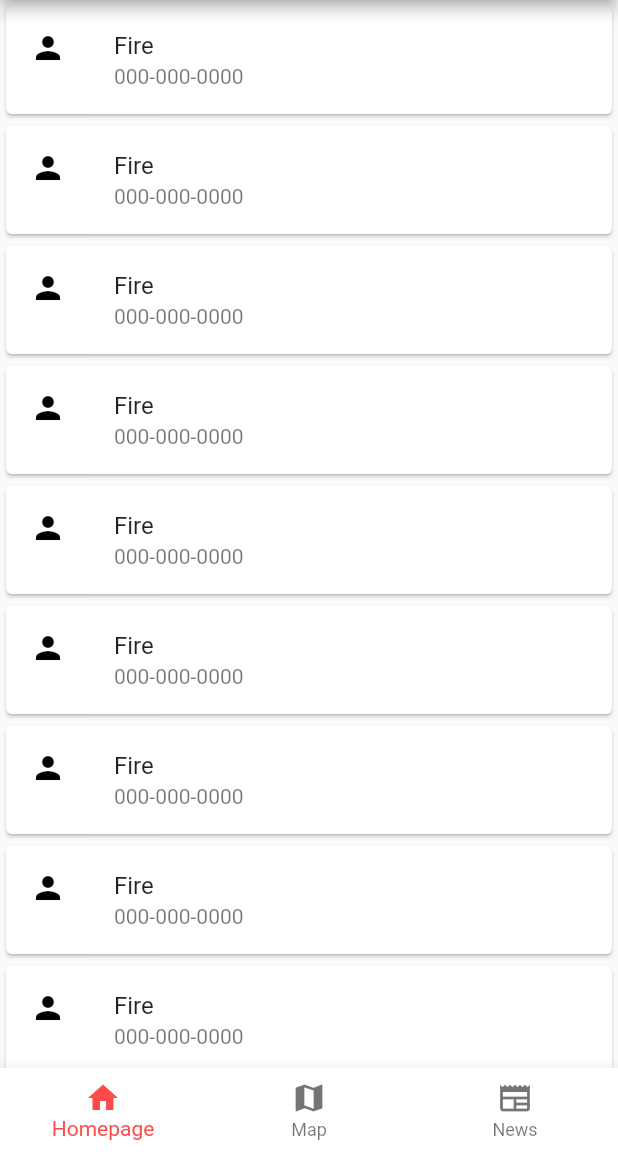
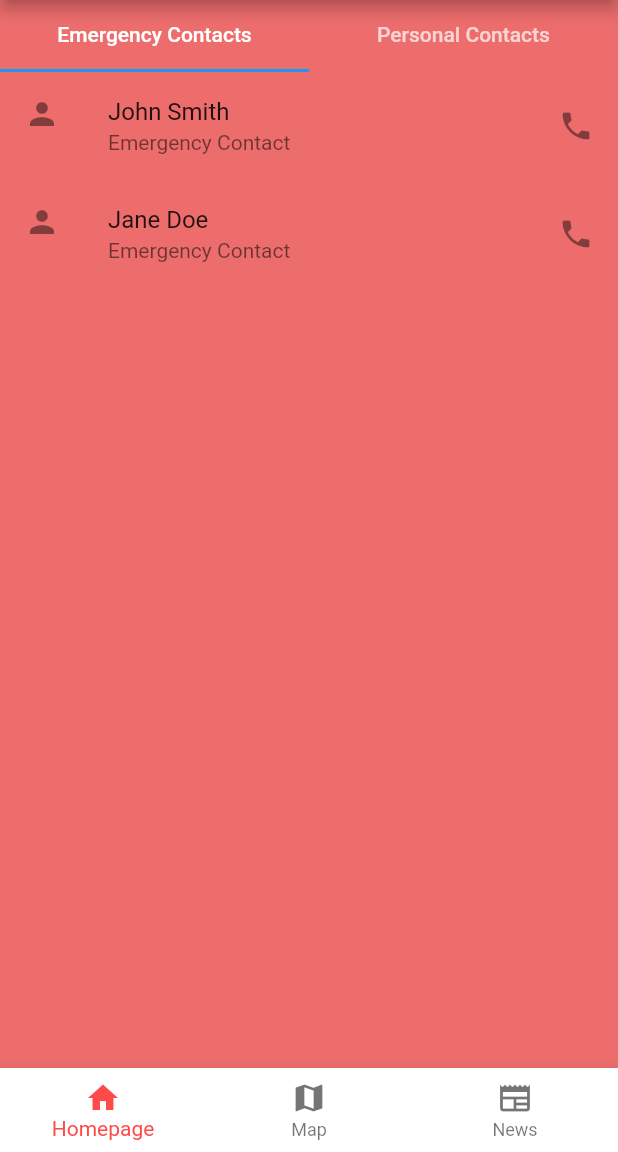
Before and after one commit to yasinthon04/Emergency_Call_Project, a Flutter app: the screen it shows after launch, on a phone screen of 412 x 824 dp, the part 84-1236 px from its top. Run offline on Flutter 3.47's test engine with Material 2 defaults, Android fonts, the phone set to English and light mode, and no system bars; missing offline and left inert: flutter_phone_direct_caller.

Commit message:
emergency call first commit

```diff
--- a/assets/contactdata.json
+++ b/assets/contactdata.json
@@ -1,7 +1,7 @@
 [
     {
         "name" : "Fire",
-        "tell" : "000-000-0000",
+        "tell" : "097-947-5144",
         "email" : "fire@gmail.com"
     },
     {
--- a/lib/main.dart
+++ b/lib/main.dart
@@ -10,7 +10,9 @@ void main() {
 class MyApp extends StatelessWidget {
   @override
   Widget build(BuildContext context) {
-    return MaterialApp(home: MainPage());
+    return MaterialApp(
+      debugShowCheckedModeBanner: false,
+      home: MainPage());
   }
 }
 
@@ -24,7 +26,7 @@ class MainPage extends StatefulWidget {
 class _MainPageState extends State<MainPage> {
 
   int _currentIndex = 0;
-  final tabs = [HomePage(),MapPage(),NewsPage()];
+  final tabs = [TabBarDemo(),MapPage(),NewsPage()];
 
   @override
   Widget build(BuildContext context) {
--- a/lib/screens/home.dart
+++ b/lib/screens/home.dart
@@ -2,69 +2,188 @@ import 'package:flutter/material.dart';
 import 'package:flutter/src/widgets/container.dart';
 import 'package:flutter/src/widgets/framework.dart';
 import 'package:flutter/services.dart';
+import 'package:flutter_phone_direct_caller/flutter_phone_direct_caller.dart';
 import 'dart:convert';
 import 'dart:io';
 import 'package:url_launcher/url_launcher.dart';
 
-class HomePage extends StatefulWidget {
-  const HomePage({Key? key}) : super(key: key);
+// class HomePage extends StatefulWidget {
+//   const HomePage({Key? key}) : super(key: key);
 
-  @override
-  _HomePageState createState() => _HomePageState();
+//   @override
+//   _HomePageState createState() => _HomePageState();
+// }
+
+// class _HomePageState extends State<HomePage> {
+//   List<Map<String, dynamic>> items = [];
+
+//   @override
+//   void initState() {
+//     super.initState();
+//     loadData();
+//   }
+
+//   Future<void> loadData() async {
+//   try {
+//     final file = await rootBundle.loadString('assets/contactdata.json');
+//     final data = jsonDecode(file).cast<Map<String, dynamic>>();
+//     setState(() {
+//       items = data;
+//     });
+//   } catch (e) {
+//     print('Error loading data: $e');
+//   }
+//   }
+
+//   void makeCall(String phoneNumber) async {
+//     final url = 'tel:$phoneNumber';
+//     if (await canLaunch(url)) {
+//       await launch(url);
+//     } else {
+//       throw 'Could not launch $url';
+//     }
+//   }
+
+//   @override
+//   Widget build(BuildContext context) {
+//     // return Scaffold(
+//     //   body: ListView.builder(
+//     //     itemBuilder: (BuildContext context, int index) {
+//     //       final item = items[index];
+//     //       return Card(
+//     //         child: ListTile(
+//     //           leading: Icon(
+//     //             Icons.person,
+//     //             color: Color.fromARGB(255, 0, 0, 0),
+//     //           ),
+//     //           title: Text(item['name']),
+//     //           subtitle: Text('${item['tell']}'),
+//     //           onTap: () {
+//     //             makeCall(item['tell']);
+//     //           },
+
+//     //         ),
+//     //       );
+//     //     },
+//     //     itemCount: items.length,
+//     //   ),
+//     // );
+//     return MaterialApp(
+//   home: DefaultTabController(
+//     length: 3,
+//     child: Scaffold(
+//       appBar: AppBar(
+//         bottom: const TabBar(
+//           tabs: [
+//             Tab(icon: Icon(Icons.directions_car)),
+//             Tab(icon: Icon(Icons.directions_transit)),
+//             Tab(icon: Icon(Icons.directions_bike)),
+//           ],
+//         ),
+//       ),
+//     ),
+//   ),
+// );
+//   }
+// }
+
+void main() {
+  runApp(const TabBarDemo());
 }
 
-class _HomePageState extends State<HomePage> {
-  List<Map<String, dynamic>> items = [];
-
-  @override
-  void initState() {
-    super.initState();
-    loadData();
-  }
-
-  Future<void> loadData() async {
-  try {
-    final file = await rootBundle.loadString('assets/contactdata.json');
-    final data = jsonDecode(file).cast<Map<String, dynamic>>();
-    setState(() {
-      items = data;
-    });
-  } catch (e) {
-    print('Error loading data: $e');
+void _launchPhoneApp(String phoneNumber) async {
+  if (await canLaunch(phoneNumber)) {
+    await launch(phoneNumber);
+  } else {
+    throw 'Could not launch $phoneNumber';
   }
 }
 
-  void makeCall(String phoneNumber) async {
-    final url = 'tel:$phoneNumber';
-    if (await canLaunch(url)) {
-      await launch(url);
-    } else {
-      throw 'Could not launch $url';
-    }
-  }
+class TabBarDemo extends StatelessWidget {
+  const TabBarDemo({super.key});
 
   @override
   Widget build(BuildContext context) {
-    return Scaffold(
-      body: ListView.builder(
-        itemBuilder: (BuildContext context, int index) {
-          final item = items[index];
-          return Card(
+    final number = '+12345567890';
+
+    return MaterialApp(
+      debugShowCheckedModeBanner: false,
+      home: DefaultTabController(
+        length: 2,
+        child: Scaffold(
+          backgroundColor: Color.fromARGB(255, 237, 109, 109),
+          body: Column(
+            children: [
+              TabBar(
+                tabs: [
+                  Tab(text: "Emergency Contacts"),
+                  Tab(text: "Personal Contacts"),
+                ],
+              ),
+              Expanded(
+                child: TabBarView(
+                  children: [
+                    Container(
+                      child: ListView(
+                        children: <Widget>[
+                          ListTile(
+                            leading: Icon(Icons.person),
+                            title: Text("John Smith"),
+                            subtitle: Text("Emergency Contact"),
+                            trailing: Icon(Icons.phone),
+                            onTap: () async {
+                              launch('tel://$number');
+
+                              await FlutterPhoneDirectCaller.callNumber(number);
+                              // Do something when the user taps the ListTile
+                            },
+                          ),
+                          Container(
                             child: ListTile(
-              leading: Icon(
-                Icons.person,
-                color: Color.fromARGB(255, 0, 0, 0),
+                              leading: Icon(Icons.person),
+                              title: Text("Jane Doe"),
+                              subtitle: Text("Emergency Contact"),
+                              trailing: Icon(Icons.phone),
+                              onTap: () {
+                                // Do something when the user taps the ListTile
+                              },
                             ),
-              title: Text(item['name']),
-              subtitle: Text('${item['tell']}'),
+                          ),
+                        ],
+                      ),
+                    ),
+                    Container(
+                      child: ListView(
+                        children: <Widget>[
+                          ListTile(
+                            leading: Icon(Icons.person),
+                            title: Text("Bob Johnson"),
+                            subtitle: Text("Personal Contact"),
+                            trailing: Icon(Icons.phone),
                             onTap: () {
-                makeCall(item['tell']);
+                              // Do something when the user taps the ListTile
                             },
-
                           ),
-          );
+                          Container(
+                            child: ListTile(
+                              leading: Icon(Icons.person),
+                              title: Text("Mary Smith"),
+                              subtitle: Text("Personal Contact"),
+                              trailing: Icon(Icons.phone),
+                              onTap: () {
+                                // Do something when the user taps the ListTile
                               },
-        itemCount: items.length,
+                            ),
+                          ),
+                        ],
+                      ),
+                    ),
+                  ],
+                ),
+              ),
+            ],
+          ),
+        ),
       ),
     );
   }
--- a/pubspec.yaml
+++ b/pubspec.yaml
@@ -30,9 +30,10 @@ environment:
 dependencies:
   flutter:
     sdk: flutter
-  url_launcher: ^6.0.0
+  # launch phone number indirectly
+  url_launcher: ^6.1.10
 
-
+  flutter_phone_direct_caller: ^2.0.0
   # The following adds the Cupertino Icons font to your application.
   # Use with the CupertinoIcons class for iOS style icons.
   cupertino_icons: ^1.0.2
```
Also changed, not shown: pubspec.lock. Lines whose indentation alone changed are shown as unchanged.
